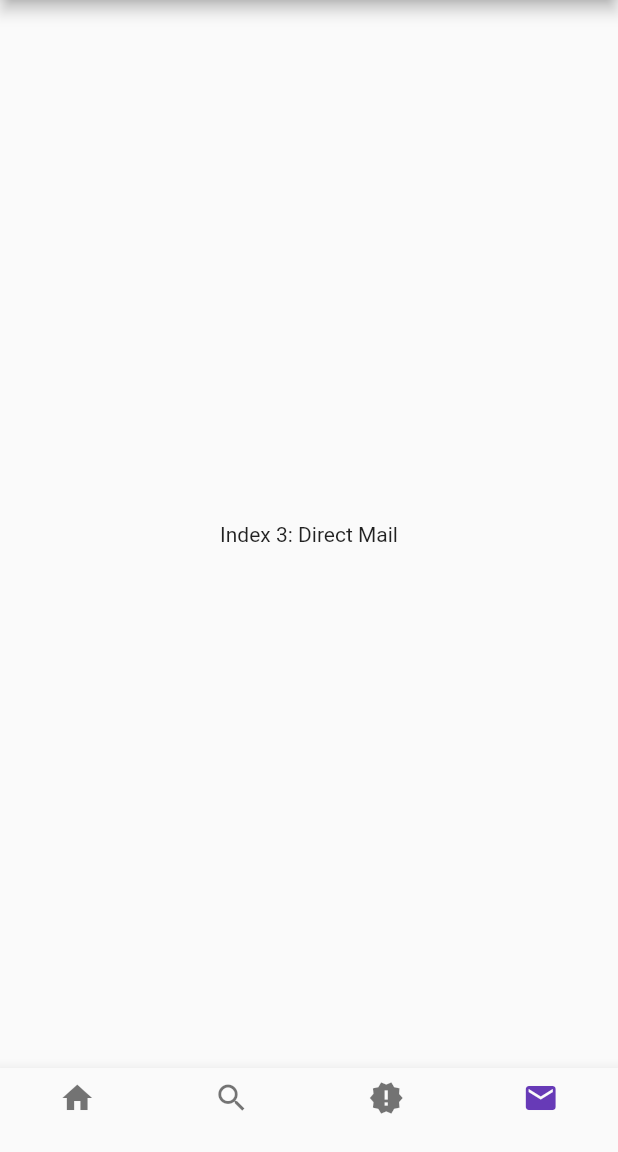
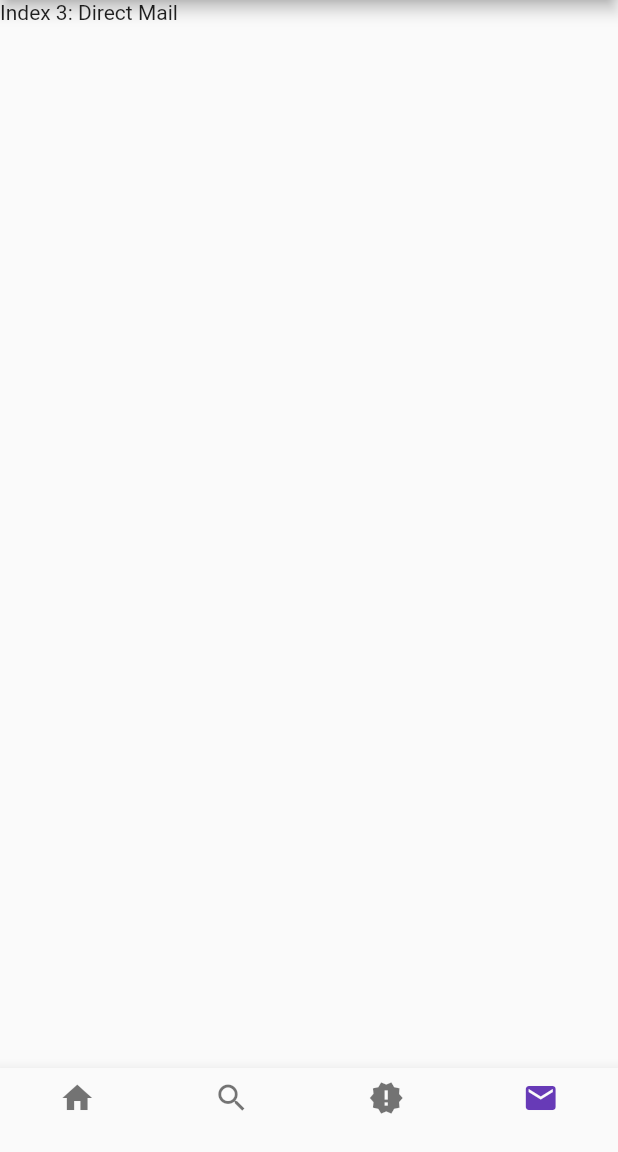
Before and after one commit to takuchalle/flutter_twitter_design, a Flutter app: the screen it shows after launch, item 4 of the bottom bar chosen, on a phone screen of 412 x 824 dp, the part 84-1236 px from its top. Run offline on Flutter 3.47's test engine with Material 2 defaults, Android fonts, the phone set to English and light mode, and no system bars.

Commit message:
Delete centering

```diff
--- a/lib/main.dart
+++ b/lib/main.dart
@@ -45,9 +45,7 @@ class _MyHomePageState extends State<MyHomePage> {
       appBar: AppBar(
         title: Text(widget.title),
       ),
-      body: Center(
-        child: _widgetOptions.elementAt(_selectedIndex)
-      ),
+      body: _widgetOptions.elementAt(_selectedIndex),
       bottomNavigationBar: BottomNavigationBar(
         items: <BottomNavigationBarItem>[
           BottomNavigationBarItem(icon: Icon(Icons.home), title: Text('')),
```
